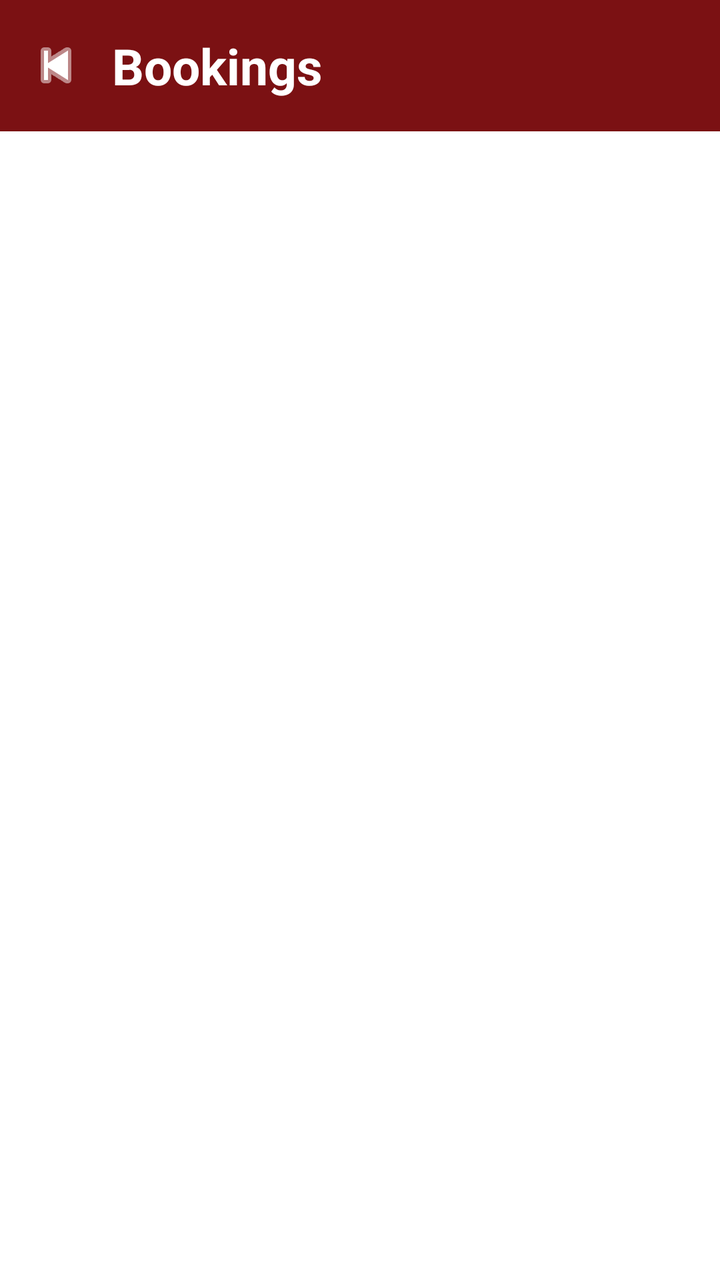
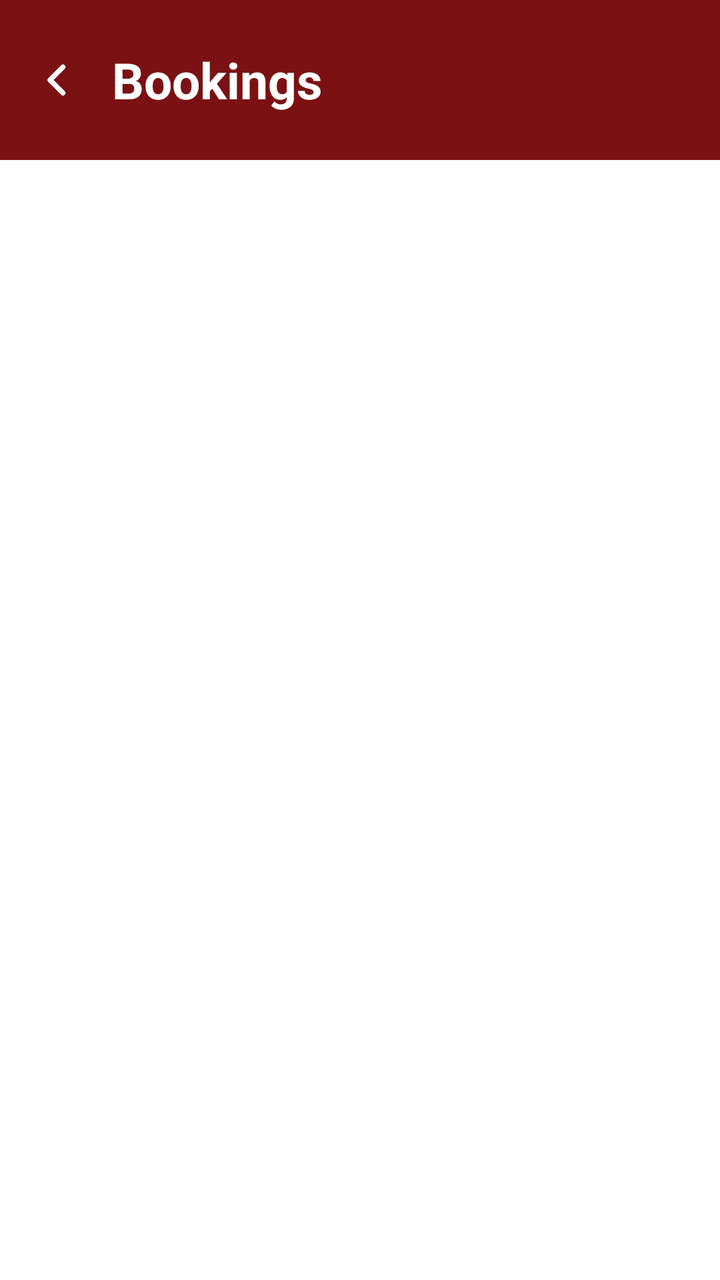

Two renders of the same Android screen: before a commit and after it. Below are the layout's source before the change and the commit's diff.
<!-- AndroidManifest.xml: application theme Theme.FixItFinderApp -->
<!-- res/layout/activity_provider_job_list.xml -->
<?xml version="1.0" encoding="utf-8"?>
<androidx.constraintlayout.widget.ConstraintLayout
    xmlns:android="http://schemas.android.com/apk/res/android"
    xmlns:app="http://schemas.android.com/apk/res-auto"
    android:layout_width="match_parent"
    android:layout_height="match_parent"
    android:background="@color/white">

    <LinearLayout
        android:id="@+id/headerLayout"
        android:layout_width="match_parent"
        android:layout_height="wrap_content"
        android:orientation="horizontal"
        android:background="@color/color_primary"
        android:padding="16dp"
        android:gravity="center_vertical"
        app:layout_constraintTop_toTopOf="parent"
        app:layout_constraintStart_toStartOf="parent"
        app:layout_constraintEnd_toEndOf="parent">

        <ImageButton
            android:id="@+id/btnBack"
            android:layout_width="24dp"
            android:layout_height="24dp"
            android:src="@android:drawable/ic_media_previous"
            android:tint="@color/white"
            android:padding="4dp"
            android:background="?attr/selectableItemBackgroundBorderless"
            android:contentDescription="Back"
            android:layout_marginEnd="16dp" />

        <TextView
            android:id="@+id/tvTitle"
            android:layout_width="0dp"
            android:layout_height="wrap_content"
            android:layout_weight="1"
            android:text="Bookings"
            android:textSize="25sp"
            android:textStyle="bold"
            android:textColor="@color/white" />
    </LinearLayout>

    <androidx.recyclerview.widget.RecyclerView
        android:id="@+id/recyclerBookings"
        android:layout_width="0dp"
        android:layout_height="0dp"
        android:padding="16dp"
        android:clipToPadding="false"
        app:layout_constraintTop_toBottomOf="@+id/headerLayout"
        app:layout_constraintBottom_toBottomOf="parent"
        app:layout_constraintStart_toStartOf="parent"
        app:layout_constraintEnd_toEndOf="parent" />

</androidx.constraintlayout.widget.ConstraintLayout>
<!-- resources referenced by this layout -->
<resources>
  <color name="color_primary">#7B1113</color>
  <color name="white">#FFFFFFFF</color>
  <style name="Theme.FixItFinderApp" parent="Base.Theme.FixItFinderApp" />
  <style name="Base.Theme.FixItFinderApp" parent="Theme.Material3.DayNight.NoActionBar">
          <item name="colorPrimary">@color/color_primary</item>
          <item name="colorSecondary">@color/color_secondary</item>
          <item name="colorSurface">@color/color_background</item>
          <item name="colorOnSurface">@color/color_text_dark</item>
          <item name="colorPrimaryContainer">@color/color_primary</item>
          <item name="colorOnPrimary">@color/color_background</item>
      </style>
  <color name="color_secondary">#825037</color>
  <color name="color_background">#FFFFFF</color>
  <color name="color_text_dark">#2C2C2C</color>
</resources>

<!-- the commit's change to res/layout/activity_provider_job_list.xml (unified diff, before → after) -->
@@ -20,9 +20,9 @@
 
         <ImageButton
             android:id="@+id/btnBack"
-            android:layout_width="24dp"
-            android:layout_height="24dp"
-            android:src="@android:drawable/ic_media_previous"
+            android:layout_width="@dimen/back_btn_width"
+            android:layout_height="@dimen/back_btn_height"
+            android:src="@drawable/ic_back_chevron"
             android:tint="@color/white"
             android:padding="4dp"
             android:background="?attr/selectableItemBackgroundBorderless"
<!-- resource entries referenced after the edit -->
@@ -2,6 +2,23 @@
 <resources>
   <color name="color_primary">#7B1113</color>
   <color name="white">#FFFFFFFF</color>
+  <dimen name="back_btn_height">48dp</dimen>
+  <dimen name="back_btn_width">24dp</dimen>
+  <!-- drawable ic_back_chevron (drawable) -->
+  <?xml version="1.0" encoding="utf-8"?>
+  <vector xmlns:android="http://schemas.android.com/apk/res/android"
+      android:width="24dp"
+      android:height="24dp"
+      android:viewportWidth="24"
+      android:viewportHeight="24">
+      <path
+          android:fillColor="@android:color/transparent"
+          android:strokeColor="#000000"
+          android:strokeWidth="2.5"
+          android:strokeLineCap="round"
+          android:strokeLineJoin="round"
+          android:pathData="M15.5,5.5 L9,12 L15.5,18.5" />
+  </vector>
   <style name="Theme.FixItFinderApp" parent="Base.Theme.FixItFinderApp" />
   <style name="Base.Theme.FixItFinderApp" parent="Theme.Material3.DayNight.NoActionBar">
           <item name="colorPrimary">@color/color_primary</item>
